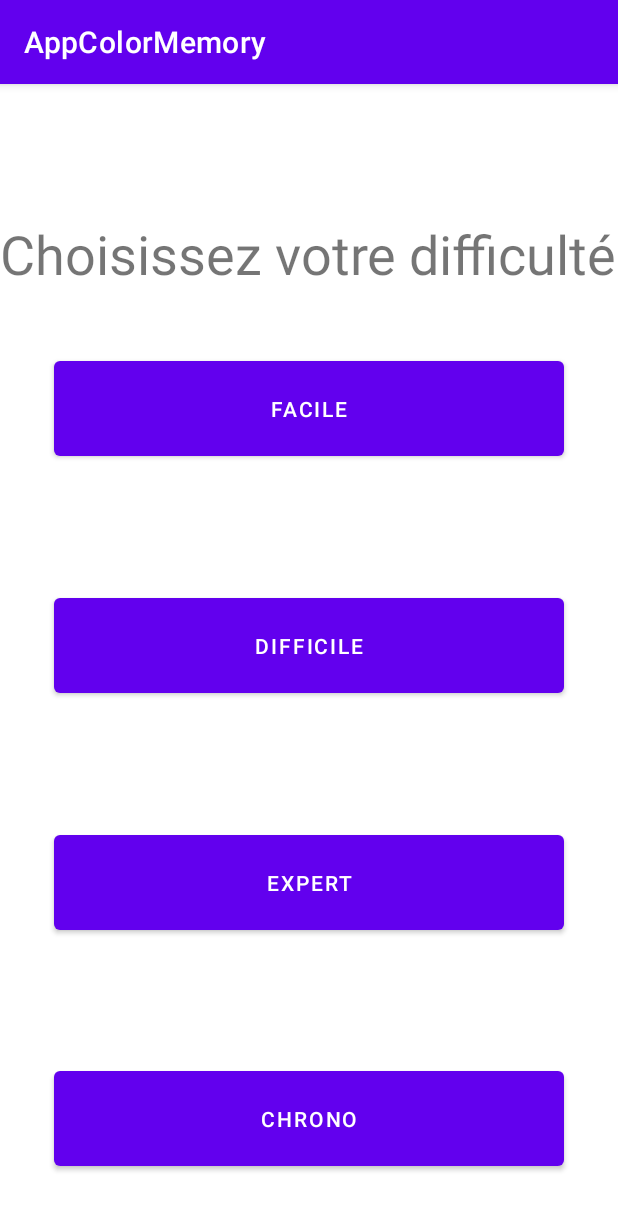
After one commit to hashgrem/AppColorMemory, an Android app: the ChoixNiveau screen opened directly, with no data from a screen before it, on a phone screen of 412 x 824 dp. The commit adds this screen. Shown: the top 1210 px of the screen. Run offline under Robolectric (Android 15) with nearby library versions, the light colour scheme and no system bars.

Commit message:
Ajout liaison entre toutes les pages de l appli + creation des activity manquantes

```diff
--- /dev/null
+++ b/app/src/main/java/com/example/appcolormemory/ChoixNiveau.java
@@ -0,0 +1,71 @@
+package com.example.appcolormemory;
+
+import androidx.appcompat.app.AppCompatActivity;
+
+import android.content.Intent;
+import android.os.Bundle;
+import android.view.View;
+import android.widget.Button;
+
+public class ChoixNiveau extends AppCompatActivity {
+
+    private Button btn_niveau_facile;
+    private Button btn_niveau_difficile;
+    private Button btn_niveau_expert;
+    private Button btn_niveau_chrono;
+
+
+
+    @Override
+    protected void onCreate(Bundle savedInstanceState) {
+        super.onCreate(savedInstanceState);
+        setContentView(R.layout.layout_choix_niveau);
+
+        this.btn_niveau_facile = (Button) findViewById(R.id.btn_niv_facile);
+        this.btn_niveau_difficile = (Button) findViewById(R.id.btn_niv_difficile);
+        this.btn_niveau_expert = (Button) findViewById(R.id.btn_niv_expert);
+        this.btn_niveau_chrono = (Button) findViewById(R.id.btn_niv_chrono);
+
+        btn_niveau_facile.setOnClickListener(new View.OnClickListener() {
+            @Override
+            public void onClick(View v) {
+                Intent Niveau_Facile = new Intent(getApplicationContext(), MainActivity.class);
+                startActivity(Niveau_Facile);
+            }
+        });
+
+        btn_niveau_difficile.setOnClickListener(new View.OnClickListener() {
+            @Override
+            public void onClick(View v) {
+                Intent Niveau_Difficle = new Intent(getApplicationContext(), NiveauDifficile.class);
+                startActivity(Niveau_Difficle);
+                finish();
+
+            }
+        });
+
+        btn_niveau_expert.setOnClickListener(new View.OnClickListener() {
+            @Override
+            public void onClick(View v) {
+                Intent Niveau_Expert = new Intent(getApplicationContext(), NiveauExpert.class);
+                startActivity(Niveau_Expert);
+                finish();
+
+            }
+        });
+
+        btn_niveau_chrono.setOnClickListener(new View.OnClickListener() {
+            @Override
+            public void onClick(View v) {
+                Intent Niveau_Chrono = new Intent(getApplicationContext(), NiveauChrono.class);
+                startActivity(Niveau_Chrono);
+                finish();
+
+            }
+        });
+
+
+
+
+    }
+}
--- /dev/null
+++ b/app/src/main/res/layout/layout_choix_niveau.xml
@@ -0,0 +1,94 @@
+<?xml version="1.0" encoding="utf-8"?>
+<androidx.constraintlayout.widget.ConstraintLayout xmlns:android="http://schemas.android.com/apk/res/android"
+    xmlns:app="http://schemas.android.com/apk/res-auto"
+    xmlns:tools="http://schemas.android.com/tools"
+    android:layout_width="match_parent"
+    android:layout_height="match_parent"
+    tools:context=".ChoixNiveau">
+
+    <TextView
+        android:id="@+id/msg_choix_niveau"
+        android:layout_width="wrap_content"
+        android:layout_height="wrap_content"
+        android:gravity="center"
+        android:text="Choisissez votre difficulté"
+        android:textSize="36sp"
+        app:layout_constraintBottom_toTopOf="@+id/guideline12"
+        app:layout_constraintEnd_toEndOf="parent"
+        app:layout_constraintHorizontal_bias="0.0"
+        app:layout_constraintStart_toStartOf="parent"
+        app:layout_constraintTop_toTopOf="parent"
+        app:layout_constraintVertical_bias="1.0" />
+
+    <Button
+        android:id="@+id/btn_niv_facile"
+        android:layout_width="340dp"
+        android:layout_height="75dp"
+        android:text="Facile"
+        app:layout_constraintBottom_toTopOf="@+id/guideline13"
+        app:layout_constraintEnd_toEndOf="parent"
+        app:layout_constraintStart_toStartOf="parent"
+        app:layout_constraintTop_toTopOf="@+id/guideline12" />
+
+    <Button
+        android:id="@+id/btn_niv_difficile"
+        android:layout_width="340dp"
+        android:layout_height="75dp"
+        android:text="Difficile"
+        app:layout_constraintBottom_toTopOf="@+id/guideline7"
+        app:layout_constraintEnd_toEndOf="parent"
+        app:layout_constraintStart_toStartOf="parent"
+        app:layout_constraintTop_toTopOf="@+id/guideline13" />
+
+    <Button
+        android:id="@+id/btn_niv_expert"
+        android:layout_width="340dp"
+        android:layout_height="75dp"
+        android:text="Expert"
+        app:layout_constraintBottom_toTopOf="@+id/guideline11"
+        app:layout_constraintEnd_toEndOf="parent"
+        app:layout_constraintStart_toStartOf="parent"
+        app:layout_constraintTop_toTopOf="@+id/guideline7" />
+
+    <Button
+        android:id="@+id/btn_niv_chrono"
+        android:layout_width="340dp"
+        android:layout_height="75dp"
+        android:text="Chrono"
+        app:layout_constraintBottom_toBottomOf="parent"
+        app:layout_constraintEnd_toEndOf="parent"
+        app:layout_constraintStart_toStartOf="parent"
+        app:layout_constraintTop_toTopOf="@+id/guideline11" />
+
+
+
+
+    <androidx.constraintlayout.widget.Guideline
+        android:id="@+id/guideline7"
+        android:layout_width="wrap_content"
+        android:layout_height="wrap_content"
+        android:orientation="horizontal"
+        app:layout_constraintGuide_end="315dp" />
+
+    <androidx.constraintlayout.widget.Guideline
+        android:id="@+id/guideline11"
+        android:layout_width="wrap_content"
+        android:layout_height="wrap_content"
+        android:orientation="horizontal"
+        app:layout_constraintGuide_end="157dp" />
+
+    <androidx.constraintlayout.widget.Guideline
+        android:id="@+id/guideline12"
+        android:layout_width="wrap_content"
+        android:layout_height="wrap_content"
+        android:orientation="horizontal"
+        app:layout_constraintGuide_end="631dp" />
+
+    <androidx.constraintlayout.widget.Guideline
+        android:id="@+id/guideline13"
+        android:layout_width="wrap_content"
+        android:layout_height="wrap_content"
+        android:orientation="horizontal"
+        app:layout_constraintGuide_end="473dp" />
+
+</androidx.constraintlayout.widget.ConstraintLayout>
--- a/app/src/main/res/layout/layout_main_menu.xml
+++ b/app/src/main/res/layout/layout_main_menu.xml
@@ -8,7 +8,7 @@
 
 
     <Button
-        android:id="@+id/id_btn_jouer"
+        android:id="@+id/btn_jouer"
         android:layout_width="400dp"
         android:layout_height="84dp"
         android:layout_marginTop="28dp"
@@ -19,13 +19,13 @@
         app:layout_constraintTop_toBottomOf="@+id/id_nom_utilisateur" />
 
     <Button
-        android:id="@+id/id_btn_info_utilisateur"
+        android:id="@+id/btn_profil"
         android:layout_width="400dp"
         android:layout_height="84dp"
         android:text="Profil"
         app:layout_constraintEnd_toEndOf="parent"
         app:layout_constraintStart_toStartOf="parent"
-        app:layout_constraintTop_toBottomOf="@+id/id_btn_jouer" />
+        app:layout_constraintTop_toBottomOf="@+id/btn_jouer" />
 
     <ImageView
         android:id="@+id/logo_image"
```
Also changed, not shown: app/src/main/AndroidManifest.xml (+7 -3 lines), app/src/main/java/com/example/appcolormemory/MainMenu.java (+27 -0 lines), app/src/main/java/com/example/appcolormemory/NiveauChrono.java (added, +14 -0 lines), app/src/main/java/com/example/appcolormemory/NiveauDifficile.java (added, +14 -0 lines), app/src/main/java/com/example/appcolormemory/NiveauExpert.java (added, +14 -0 lines), app/src/main/res/layout/layout_niveau_chrono.xml (added, +9 -0 lines), app/src/main/res/layout/layout_niveau_difficile.xml (added, +9 -0 lines), app/src/main/res/layout/layout_niveau_expert.xml (added, +9 -0 lines), 1 other file.
